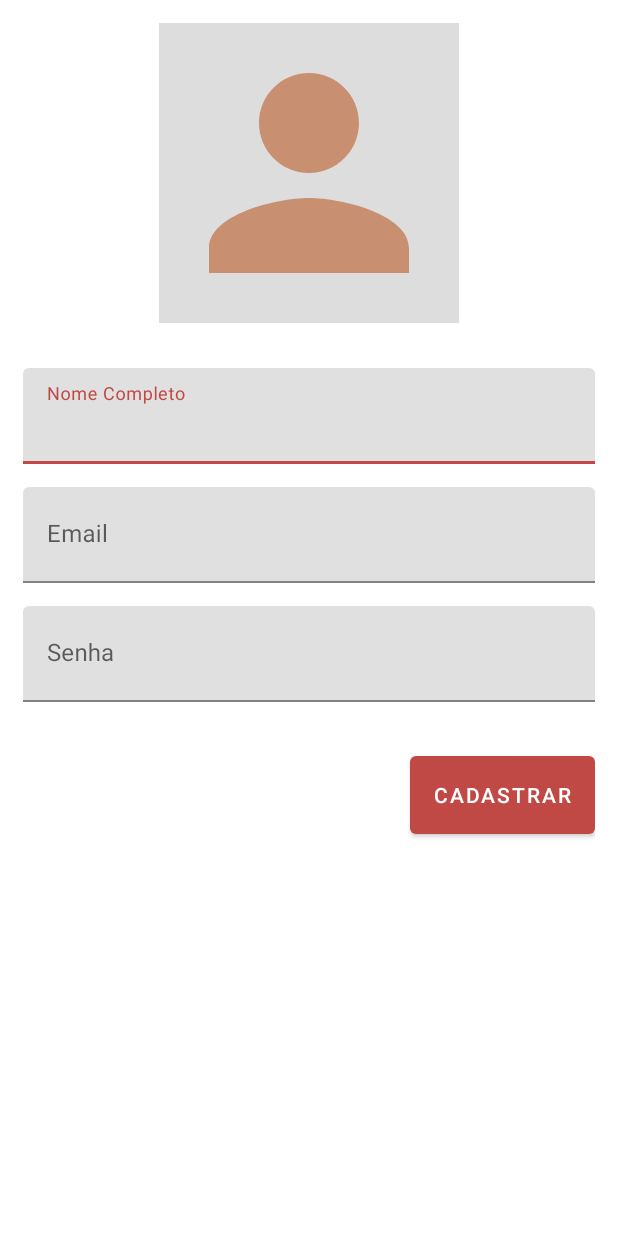
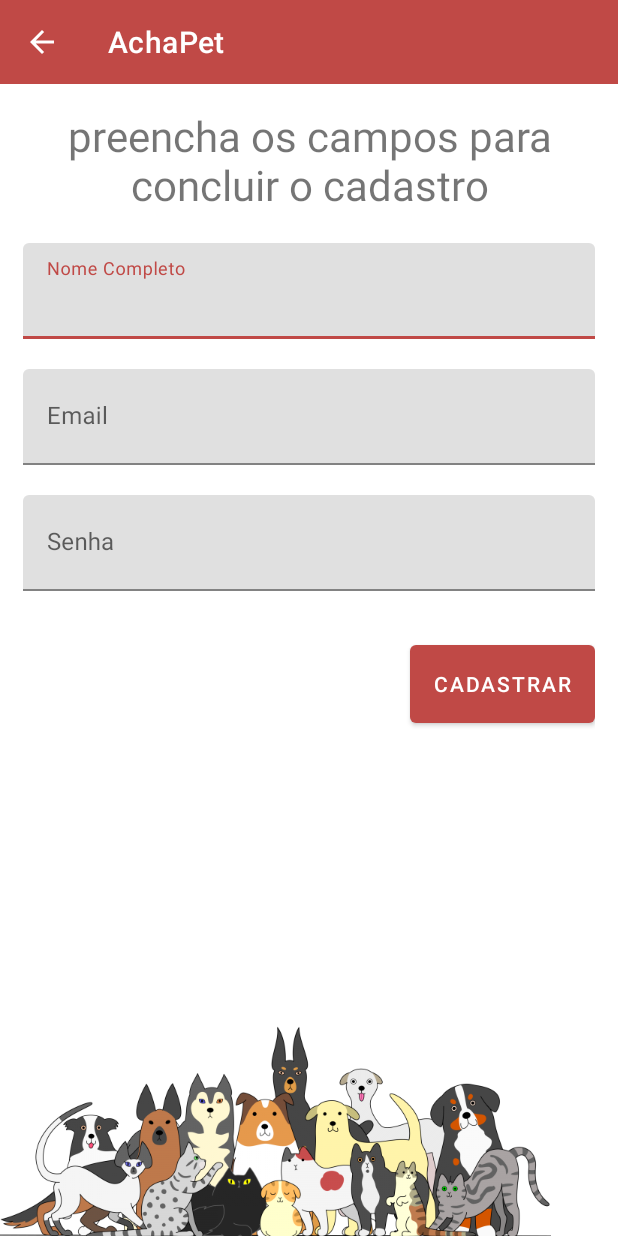
Before and after one commit to EduAkira/AchaPet, an Android app: the CadastroPessoaActivity screen opened directly, with no data from a screen before it, on a phone screen of 412 x 824 dp. Run offline under Robolectric (Android 15) with nearby library versions, the phone set to English and light mode, and no system bars; our stand-ins replace Firebase (no records; nobody signed in at launch, a user with empty details on screens opened directly).

Commit message:
tela de cadastro concluido

```diff
--- a/AchaPet_app/app/src/main/java/br/com/achapet/Activity/CadastroPessoaActivity.java
+++ b/AchaPet_app/app/src/main/java/br/com/achapet/Activity/CadastroPessoa/CadastroPessoaActivity.java
@@ -1,7 +1,8 @@
-package br.com.achapet.Activity;
+package br.com.achapet.Activity.CadastroPessoa;
 
 import androidx.annotation.NonNull;
 import androidx.appcompat.app.AppCompatActivity;
+import androidx.appcompat.widget.Toolbar;
 
 import android.net.Uri;
 import android.os.Bundle;
@@ -34,6 +35,20 @@ public class CadastroPessoaActivity extends AppCompatActivity implements View.On
     protected void onCreate(Bundle savedInstanceState) {
         super.onCreate(savedInstanceState);
         setContentView(R.layout.activity_cadastro_pessoa);
+
+        //findViewById(R.id.toolbar);
+
+        Toolbar toolbar = (Toolbar) findViewById(R.id.toolbar);
+        setSupportActionBar(toolbar);
+
+        toolbar.setNavigationIcon(R.drawable.ic_arrow_back_black_24dp);
+        toolbar.setNavigationOnClickListener(new View.OnClickListener() {
+            @Override
+            public void onClick(View v) {
+                onBackPressed();
+            }
+        });
+
 
         // Button listeners
         findViewById(R.id.singup_in_button).setOnClickListener(this);
--- a/AchaPet_app/app/src/main/java/br/com/achapet/Activity/SplashScreenActivity.java
+++ b/AchaPet_app/app/src/main/java/br/com/achapet/Activity/SplashScreenActivity.java
@@ -6,6 +6,7 @@ import android.content.Intent;
 import android.os.Bundle;
 import android.view.View;
 
+import br.com.achapet.Activity.CadastroPessoa.LoginPessoaActivity;
 import br.com.achapet.R;
 
 public class SplashScreenActivity extends AppCompatActivity {
--- /dev/null
+++ b/AchaPet_app/app/src/main/res/drawable/ic_arrow_back_black_24dp.xml
@@ -0,0 +1,5 @@
+<vector android:alpha="1" android:height="24dp"
+    android:tint="#FFFFFF" android:viewportHeight="24.0"
+    android:viewportWidth="24.0" android:width="24dp" xmlns:android="http://schemas.android.com/apk/res/android">
+    <path android:fillColor="#FF000000" android:pathData="M20,11H7.83l5.59,-5.59L12,4l-8,8 8,8 1.41,-1.41L7.83,13H20v-2z"/>
+</vector>
--- a/AchaPet_app/app/src/main/res/drawable/ic_person_black_24dp.xml
+++ /dev/null
@@ -1,5 +0,0 @@
-<vector android:alpha="0.75" android:height="24dp"
-    android:tint="#C3754D" android:viewportHeight="24.0"
-    android:viewportWidth="24.0" android:width="24dp" xmlns:android="http://schemas.android.com/apk/res/android">
-    <path android:fillColor="#FF000000" android:pathData="M12,12c2.21,0 4,-1.79 4,-4s-1.79,-4 -4,-4 -4,1.79 -4,4 1.79,4 4,4zM12,14c-2.67,0 -8,1.34 -8,4v2h16v-2c0,-2.66 -5.33,-4 -8,-4z"/>
-</vector>
--- a/AchaPet_app/app/src/main/res/layout/activity_cadastro_pessoa.xml
+++ b/AchaPet_app/app/src/main/res/layout/activity_cadastro_pessoa.xml
@@ -1,71 +1,81 @@
 <?xml version="1.0" encoding="utf-8"?>
-<LinearLayout xmlns:android="http://schemas.android.com/apk/res/android"
+<androidx.coordinatorlayout.widget.CoordinatorLayout xmlns:android="http://schemas.android.com/apk/res/android"
     xmlns:app="http://schemas.android.com/apk/res-auto"
     xmlns:tools="http://schemas.android.com/tools"
     android:layout_width="match_parent"
     android:layout_height="match_parent"
-    tools:context=".Activity.CadastroPessoaActivity"
+    tools:context=".Activity.CadastroPessoa.CadastroPessoaActivity"
     android:orientation="vertical">
 
-    <ScrollView
+    <androidx.appcompat.widget.Toolbar
+        android:id="@+id/toolbar"
+        android:background="@color/colorPrimary"
+        app:titleTextColor="@color/primaryTextColor"
+        android:layout_width="match_parent"
+        android:layout_height="?attr/actionBarSize"/>
+    <FrameLayout
         android:layout_width="match_parent"
         android:layout_height="match_parent"
-        android:layout_marginLeft="15dp"
-        android:layout_marginRight="15dp"
-        android:layout_marginTop="15dp">
+        android:layout_marginTop="?attr/actionBarSize">
+        <LinearLayout
+            android:layout_width="wrap_content"
+            android:layout_height="wrap_content"
+            android:layout_gravity="bottom">
+            <ImageView
+                android:layout_width="match_parent"
+                android:layout_height="match_parent"
+                android:src="@drawable/fundo_animais_1"
+                android:layout_gravity="bottom"/>
+        </LinearLayout>
         <LinearLayout
             android:layout_width="match_parent"
             android:layout_height="match_parent"
-            android:orientation="vertical">
+            android:orientation="vertical"
+            android:layout_marginLeft="15dp"
+            android:layout_marginRight="15dp"
+            android:layout_marginTop="15dp">
 
-            <ImageView
-                android:layout_width="200dp"
-                android:layout_height="200dp"
+            <TextView
+                android:layout_width="wrap_content"
+                android:layout_height="wrap_content"
                 android:layout_gravity="center"
-                android:background="#DDD"
-                android:src="@drawable/ic_person_black_24dp"
-                android:layout_marginBottom="30dp"/>
-
+                android:textSize="28dp"
+                android:text="preencha os campos para concluir o cadastro"
+                android:layout_marginBottom="20dp"
+                android:textAlignment="center"/>
             <com.google.android.material.textfield.TextInputLayout
                 android:layout_width="match_parent"
                 android:layout_height="64dp"
                 android:hint="Nome Completo"
-                android:layout_marginBottom="15dp">
-
+                android:layout_marginBottom="20dp">
                 <com.google.android.material.textfield.TextInputEditText
                     android:id="@+id/cadastro_pessoa_nome"
                     android:layout_width="match_parent"
-                    android:layout_height="64dp"/>
-
+                    android:layout_height="64dp"
+                    android:inputType="textPersonName"/>
             </com.google.android.material.textfield.TextInputLayout>
-
             <com.google.android.material.textfield.TextInputLayout
                 android:layout_width="match_parent"
                 android:layout_height="64dp"
                 android:hint="Email"
-                android:layout_marginBottom="15dp">
-
+                android:layout_marginBottom="20dp">
                 <com.google.android.material.textfield.TextInputEditText
                     android:id="@+id/cadastro_pessoa_email"
                     android:layout_width="match_parent"
-                    android:layout_height="64dp"/>
-
+                    android:layout_height="64dp"
+                    android:inputType="textWebEmailAddress"/>
             </com.google.android.material.textfield.TextInputLayout>
-
             <com.google.android.material.textfield.TextInputLayout
                 android:layout_width="match_parent"
                 android:layout_height="64dp"
                 android:hint="Senha"
                 android:layout_marginBottom="30dp">
-
                 <com.google.android.material.textfield.TextInputEditText
                     android:id="@+id/cadastro_pessoa_senha"
                     android:layout_width="match_parent"
                     android:layout_height="64dp"
                     android:inputType="textPassword"/>
-
             </com.google.android.material.textfield.TextInputLayout>
-
             <com.google.android.material.button.MaterialButton
                 android:id="@+id/singup_in_button"
                 android:layout_width="wrap_content"
@@ -73,5 +83,5 @@
                 android:text="Cadastrar"
                 android:layout_gravity="right"/>
         </LinearLayout>
-    </ScrollView>
-</LinearLayout>
+    </FrameLayout>
+</androidx.coordinatorlayout.widget.CoordinatorLayout>
--- a/AchaPet_app/app/src/main/res/layout/activity_login.xml
+++ b/AchaPet_app/app/src/main/res/layout/activity_login_pessoa.xml
@@ -4,7 +4,7 @@
     xmlns:tools="http://schemas.android.com/tools"
     android:layout_width="match_parent"
     android:layout_height="match_parent"
-    tools:context=".Activity.LoginPessoaActivity"
+    tools:context=".Activity.CadastroPessoa.LoginPessoaActivity"
     android:orientation="vertical">
     <ScrollView
         android:layout_width="match_parent"
--- a/AchaPet_app/app/src/main/res/layout/activity_splash_screen.xml
+++ b/AchaPet_app/app/src/main/res/layout/activity_splash_screen.xml
@@ -19,8 +19,8 @@
     <TextView
         android:layout_width="wrap_content"
         android:layout_height="wrap_content"
-        android:text="Juntando Família"
-        android:textSize="34sp"
+        android:text="Reunindo Família"
+        android:textSize="28sp"
         android:layout_marginBottom="15dp"/>
 
     <com.google.android.material.button.MaterialButton
```
Also changed, not shown: AchaPet_app/app/src/main/AndroidManifest.xml (+4 -5 lines), AchaPet_app/app/src/main/java/br/com/achapet/Activity/CadastroPessoa/LoginPessoaActivity.java (renamed from AchaPet_app/app/src/main/java/br/com/achapet/Activity/LoginPessoaActivity.java, +6 -4 lines), AchaPet_app/app/src/main/java/br/com/achapet/Activity/CadastroPessoa/RecuperarSenhaPessoaActivity.java (added, +51 -0 lines), AchaPet_app/app/src/main/res/layout/activity_recuperar_senha_pessoa.xml (added, +37 -0 lines), AchaPet_app/app/src/main/res/drawable-hdpi/fundo_animais_1.9.png (added), AchaPet_app/app/src/main/res/drawable-mdpi/fundo_animais_1.9.png (added), AchaPet_app/app/src/main/res/drawable-xhdpi/fundo_animais_1.9.png (added), AchaPet_app/app/src/main/res/drawable-xxhdpi/fundo_animais_1.9.png (added), AchaPet_app/app/src/main/res/drawable-xxxhdpi/fundo_animais_1.9.png (added).
